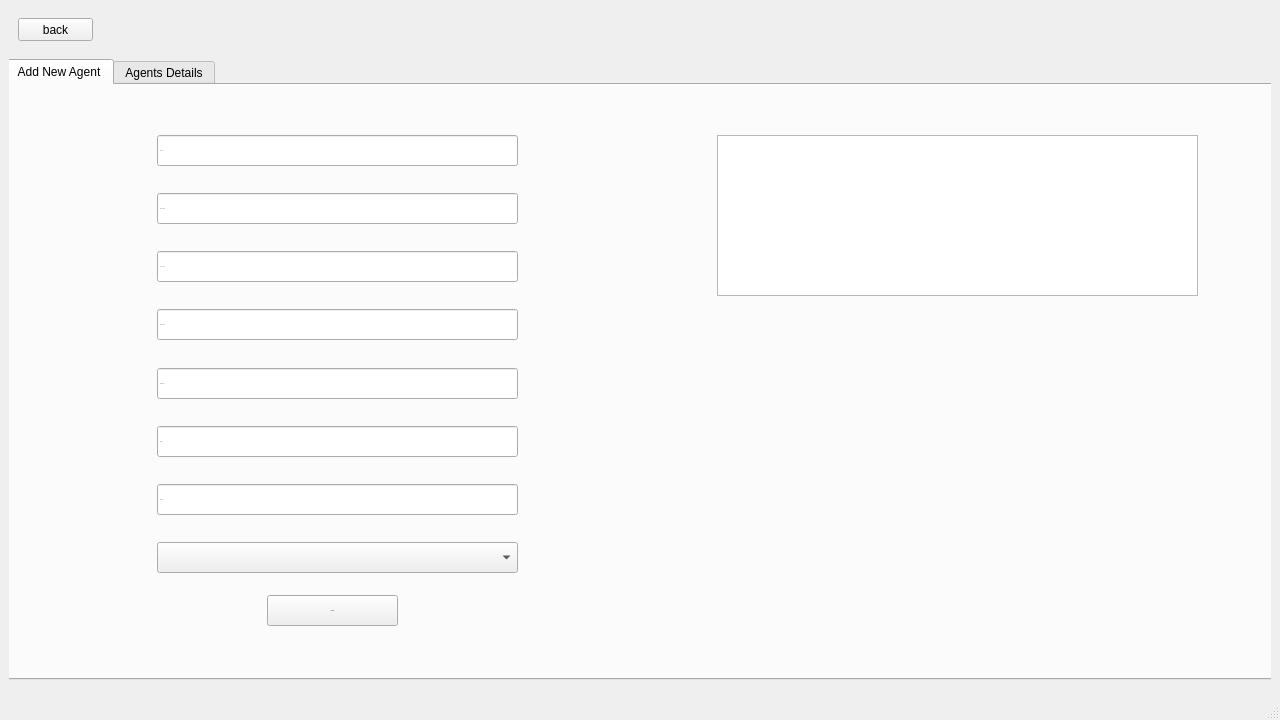
Old version of the form mainwindow.ui in the repository WiremuBT/CS106GroupProject.
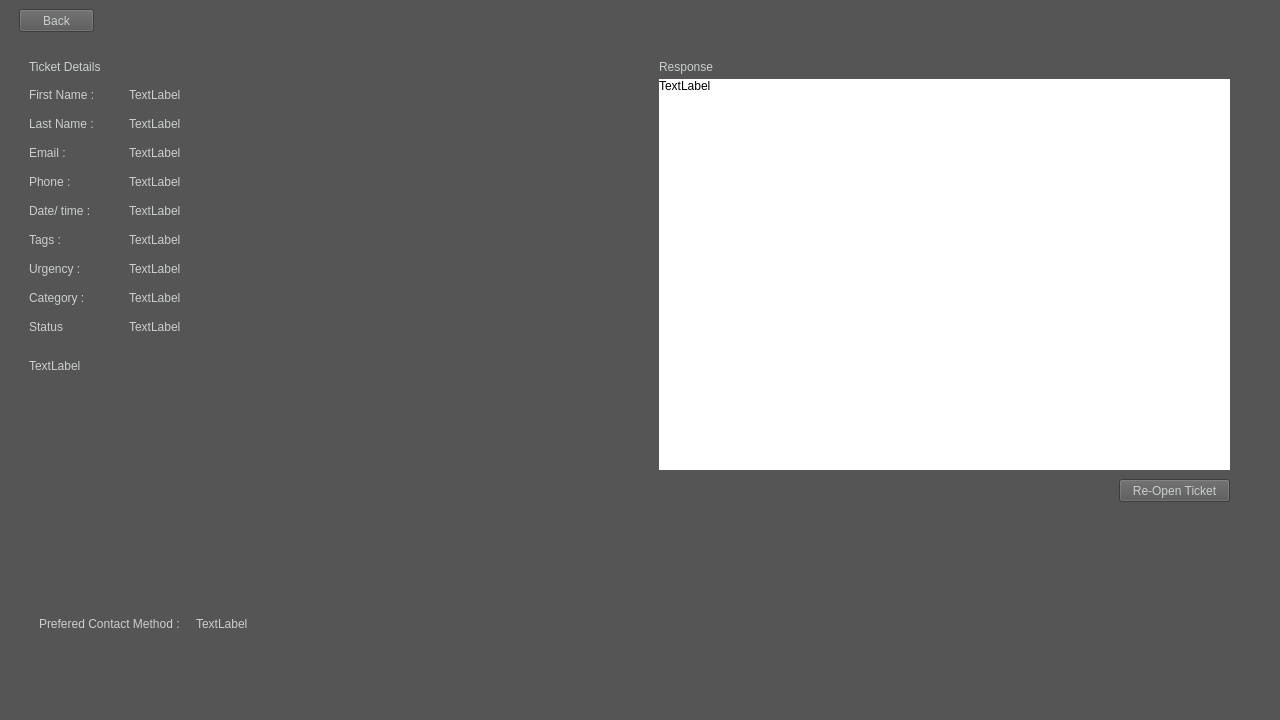
New version of the form. The open tabs and pages were chosen to show the change. Icons and pictures are not drawn.

```diff
--- a/mainwindow.ui
+++ b/mainwindow.ui
@@ -15,11 +15,15 @@
   </property>
   <property name="styleSheet">
    <string notr="true">font: 25 14px &quot;Barlow Light&quot;;
-</string>
+background-color:rgb(85, 85, 85);
+color: #CACECE</string>
   </property>
   <widget class="QWidget" name="centralwidget">
+   <property name="styleSheet">
+    <string notr="true"/>
+   </property>
    <layout class="QGridLayout" name="gridLayout">
-    <item row="0" column="0">
+    <item row="1" column="0">
      <widget class="QStackedWidget" name="stackedWidget">
       <property name="styleSheet">
        <string notr="true"/>
@@ -641,7 +645,7 @@
          </rect>
         </property>
         <property name="text">
-         <string>back</string>
+         <string>Back</string>
         </property>
        </widget>
        <widget class="QTabWidget" name="tabWidget_3">
@@ -653,6 +657,9 @@
           <height>621</height>
          </rect>
         </property>
+        <property name="styleSheet">
+         <string notr="true">color: rgb(149, 156, 157);</string>
+        </property>
         <property name="currentIndex">
          <number>0</number>
         </property>
@@ -678,6 +685,9 @@
             <bold>false</bold>
            </font>
           </property>
+          <property name="currentIndex">
+           <number>-1</number>
+          </property>
           <property name="placeholderText">
            <string>Category</string>
           </property>
@@ -731,6 +741,10 @@
             <bold>false</bold>
            </font>
           </property>
+          <property name="styleSheet">
+           <string notr="true">background-color: rgb(255, 255, 255);
+color: rgb(0, 0, 0);</string>
+          </property>
           <property name="placeholderText">
            <string>First Name</string>
           </property>
@@ -781,6 +795,10 @@
             <bold>false</bold>
            </font>
           </property>
+          <property name="styleSheet">
+           <string notr="true">background-color: rgb(255, 255, 255);
+color: rgb(0, 0, 0);</string>
+          </property>
           <property name="placeholderText">
            <string>Phone</string>
           </property>
@@ -809,6 +827,10 @@
             <bold>false</bold>
            </font>
           </property>
+          <property name="styleSheet">
+           <string notr="true">background-color: rgb(255, 255, 255);
+color: rgb(0, 0, 0);</string>
+          </property>
           <property name="placeholderText">
            <string>Username</string>
           </property>
@@ -837,6 +859,10 @@
             <bold>false</bold>
            </font>
           </property>
+          <property name="styleSheet">
+           <string notr="true">background-color: rgb(255, 255, 255);
+color: rgb(0, 0, 0);</string>
+          </property>
           <property name="frame">
            <bool>true</bool>
           </property>
@@ -868,6 +894,10 @@
             <bold>false</bold>
            </font>
           </property>
+          <property name="styleSheet">
+           <string notr="true">background-color: rgb(255, 255, 255);
+color: rgb(0, 0, 0);</string>
+          </property>
           <property name="placeholderText">
            <string>Last Name</string>
           </property>
@@ -896,6 +926,10 @@
             <bold>false</bold>
            </font>
           </property>
+          <property name="styleSheet">
+           <string notr="true">background-color: rgb(255, 255, 255);
+color: rgb(0, 0, 0);</string>
+          </property>
           <property name="placeholderText">
            <string>Password</string>
           </property>
@@ -924,6 +958,10 @@
             <bold>false</bold>
            </font>
           </property>
+          <property name="styleSheet">
+           <string notr="true">background-color: rgb(255, 255, 255);
+color: rgb(0, 0, 0);</string>
+          </property>
           <property name="placeholderText">
            <string>User ID</string>
           </property>
@@ -934,9 +972,13 @@
             <x>710</x>
             <y>50</y>
             <width>481</width>
-            <height>161</height>
+            <height>331</height>
            </rect>
           </property>
+          <property name="styleSheet">
+           <string notr="true">background-color: rgb(255, 255, 255);
+color: rgb(0, 0, 0);</string>
+          </property>
          </widget>
         </widget>
         <widget class="QWidget" name="tab_9">
@@ -980,6 +1022,25 @@
           </layout>
          </widget>
         </widget>
+        <widget class="QWidget" name="tab_10">
+         <attribute name="title">
+          <string>Closed Tickets</string>
+         </attribute>
+         <widget class="QListWidget" name="listWidget_2">
+          <property name="geometry">
+           <rect>
+            <x>20</x>
+            <y>10</y>
+            <width>611</width>
+            <height>561</height>
+           </rect>
+          </property>
+          <property name="styleSheet">
+           <string notr="true">background-color: rgb(255, 255, 255);
+color: rgb(0, 0, 0);</string>
+          </property>
+         </widget>
+        </widget>
        </widget>
       </widget>
       <widget class="QWidget" name="AGENT_PAGE">
@@ -2478,6 +2539,419 @@
         </property>
        </widget>
       </widget>
+      <widget class="QWidget" name="TICKET_PROCESS_4">
+       <widget class="QPushButton" name="pushButton_30">
+        <property name="geometry">
+         <rect>
+          <x>10</x>
+          <y>0</y>
+          <width>75</width>
+          <height>23</height>
+         </rect>
+        </property>
+        <property name="text">
+         <string>Back</string>
+        </property>
+       </widget>
+       <widget class="QWidget" name="layoutWidget_9">
+        <property name="geometry">
+         <rect>
+          <x>20</x>
+          <y>600</y>
+          <width>231</width>
+          <height>31</height>
+         </rect>
+        </property>
+        <layout class="QHBoxLayout" name="horizontalLayout_11">
+         <item>
+          <widget class="QLabel" name="label_60">
+           <property name="sizePolicy">
+            <sizepolicy hsizetype="Fixed" vsizetype="Fixed">
+             <horstretch>0</horstretch>
+             <verstretch>0</verstretch>
+            </sizepolicy>
+           </property>
+           <property name="text">
+            <string>Prefered Contact Method :</string>
+           </property>
+          </widget>
+         </item>
+         <item>
+          <widget class="QLabel" name="TicketResponse_8">
+           <property name="sizePolicy">
+            <sizepolicy hsizetype="Fixed" vsizetype="Fixed">
+             <horstretch>0</horstretch>
+             <verstretch>0</verstretch>
+            </sizepolicy>
+           </property>
+           <property name="text">
+            <string>TextLabel</string>
+           </property>
+          </widget>
+         </item>
+        </layout>
+       </widget>
+       <widget class="QWidget" name="layoutWidget_10">
+        <property name="geometry">
+         <rect>
+          <x>120</x>
+          <y>70</y>
+          <width>511</width>
+          <height>271</height>
+         </rect>
+        </property>
+        <layout class="QVBoxLayout" name="verticalLayout_21">
+         <item>
+          <widget class="QLabel" name="TicketfName_6">
+           <property name="sizePolicy">
+            <sizepolicy hsizetype="Fixed" vsizetype="Fixed">
+             <horstretch>0</horstretch>
+             <verstretch>0</verstretch>
+            </sizepolicy>
+           </property>
+           <property name="text">
+            <string>TextLabel</string>
+           </property>
+           <property name="alignment">
+            <set>Qt::AlignLeading|Qt::AlignLeft|Qt::AlignVCenter</set>
+           </property>
+          </widget>
+         </item>
+         <item>
+          <widget class="QLabel" name="TicketlName_6">
+           <property name="sizePolicy">
+            <sizepolicy hsizetype="Fixed" vsizetype="Fixed">
+             <horstretch>0</horstretch>
+             <verstretch>0</verstretch>
+            </sizepolicy>
+           </property>
+           <property name="text">
+            <string>TextLabel</string>
+           </property>
+          </widget>
+         </item>
+         <item>
+          <widget class="QLabel" name="TicketEmail_6">
+           <property name="sizePolicy">
+            <sizepolicy hsizetype="Fixed" vsizetype="Fixed">
+             <horstretch>0</horstretch>
+             <verstretch>0</verstretch>
+            </sizepolicy>
+           </property>
+           <property name="text">
+            <string>TextLabel</string>
+           </property>
+          </widget>
+         </item>
+         <item>
+          <widget class="QLabel" name="TicketPhone_6">
+           <property name="sizePolicy">
+            <sizepolicy hsizetype="Fixed" vsizetype="Fixed">
+             <horstretch>0</horstretch>
+             <verstretch>0</verstretch>
+            </sizepolicy>
+           </property>
+           <property name="text">
+            <string>TextLabel</string>
+           </property>
+          </widget>
+         </item>
+         <item>
+          <widget class="QLabel" name="TicketTime_6">
+           <property name="sizePolicy">
+            <sizepolicy hsizetype="Fixed" vsizetype="Fixed">
+             <horstretch>0</horstretch>
+             <verstretch>0</verstretch>
+            </sizepolicy>
+           </property>
+           <property name="text">
+            <string>TextLabel</string>
+           </property>
+          </widget>
+         </item>
+         <item>
+          <widget class="QLabel" name="TicketTags_6">
+           <property name="sizePolicy">
+            <sizepolicy hsizetype="Fixed" vsizetype="Fixed">
+             <horstretch>0</horstretch>
+             <verstretch>0</verstretch>
+            </sizepolicy>
+           </property>
+           <property name="text">
+            <string>TextLabel</string>
+           </property>
+          </widget>
+         </item>
+         <item>
+          <widget class="QLabel" name="TicketUrgency_6">
+           <property name="sizePolicy">
+            <sizepolicy hsizetype="Fixed" vsizetype="Fixed">
+             <horstretch>0</horstretch>
+             <verstretch>0</verstretch>
+            </sizepolicy>
+           </property>
+           <property name="text">
+            <string>TextLabel</string>
+           </property>
+          </widget>
+         </item>
+         <item>
+          <widget class="QLabel" name="TicketCategory_6">
+           <property name="sizePolicy">
+            <sizepolicy hsizetype="Fixed" vsizetype="Fixed">
+             <horstretch>0</horstretch>
+             <verstretch>0</verstretch>
+            </sizepolicy>
+           </property>
+           <property name="text">
+            <string>TextLabel</string>
+           </property>
+          </widget>
+         </item>
+         <item>
+          <widget class="QLabel" name="TicketSupport_6">
+           <property name="sizePolicy">
+            <sizepolicy hsizetype="Fixed" vsizetype="Fixed">
+             <horstretch>0</horstretch>
+             <verstretch>0</verstretch>
+            </sizepolicy>
+           </property>
+           <property name="text">
+            <string>TextLabel</string>
+           </property>
+          </widget>
+         </item>
+        </layout>
+       </widget>
+       <widget class="QWidget" name="layoutWidget_11">
+        <property name="geometry">
+         <rect>
+          <x>20</x>
+          <y>70</y>
+          <width>91</width>
+          <height>271</height>
+         </rect>
+        </property>
+        <layout class="QVBoxLayout" name="verticalLayout_22">
+         <item>
+          <widget class="QLabel" name="label_80">
+           <property name="sizePolicy">
+            <sizepolicy hsizetype="Fixed" vsizetype="Fixed">
+             <horstretch>0</horstretch>
+             <verstretch>0</verstretch>
+            </sizepolicy>
+           </property>
+           <property name="text">
+            <string>First Name :</string>
+           </property>
+          </widget>
+         </item>
+         <item>
+          <widget class="QLabel" name="label_81">
+           <property name="sizePolicy">
+            <sizepolicy hsizetype="Fixed" vsizetype="Fixed">
+             <horstretch>0</horstretch>
+             <verstretch>0</verstretch>
+            </sizepolicy>
+           </property>
+           <property name="text">
+            <string>Last Name :</string>
+           </property>
+          </widget>
+         </item>
+         <item>
+          <widget class="QLabel" name="label_82">
+           <property name="sizePolicy">
+            <sizepolicy hsizetype="Fixed" vsizetype="Fixed">
+             <horstretch>0</horstretch>
+             <verstretch>0</verstretch>
+            </sizepolicy>
+           </property>
+           <property name="text">
+            <string>Email :</string>
+           </property>
+          </widget>
+         </item>
+         <item>
+          <widget class="QLabel" name="label_83">
+           <property name="sizePolicy">
+            <sizepolicy hsizetype="Fixed" vsizetype="Fixed">
+             <horstretch>0</horstretch>
+             <verstretch>0</verstretch>
+            </sizepolicy>
+           </property>
+           <property name="text">
+            <string>Phone :</string>
+           </property>
+          </widget>
+         </item>
+         <item>
+          <widget class="QLabel" name="label_84">
+           <property name="sizePolicy">
+            <sizepolicy hsizetype="Fixed" vsizetype="Fixed">
+             <horstretch>0</horstretch>
+             <verstretch>0</verstretch>
+            </sizepolicy>
+           </property>
+           <property name="text">
+            <string>Date/ time :</string>
+           </property>
+          </widget>
+         </item>
+         <item>
+          <widget class="QLabel" name="label_85">
+           <property name="sizePolicy">
+            <sizepolicy hsizetype="Fixed" vsizetype="Fixed">
+             <horstretch>0</horstretch>
+             <verstretch>0</verstretch>
+            </sizepolicy>
+           </property>
+           <property name="text">
+            <string>Tags :</string>
+           </property>
+          </widget>
+         </item>
+         <item>
+          <widget class="QLabel" name="label_86">
+           <property name="sizePolicy">
+            <sizepolicy hsizetype="Fixed" vsizetype="Fixed">
+             <horstretch>0</horstretch>
+             <verstretch>0</verstretch>
+            </sizepolicy>
+           </property>
+           <property name="text">
+            <string>Urgency :</string>
+           </property>
+          </widget>
+         </item>
+         <item>
+          <widget class="QLabel" name="label_87">
+           <property name="sizePolicy">
+            <sizepolicy hsizetype="Fixed" vsizetype="Fixed">
+             <horstretch>0</horstretch>
+             <verstretch>0</verstretch>
+            </sizepolicy>
+           </property>
+           <property name="text">
+            <string>Category :</string>
+           </property>
+          </widget>
+         </item>
+         <item>
+          <widget class="QLabel" name="label_88">
+           <property name="sizePolicy">
+            <sizepolicy hsizetype="Fixed" vsizetype="Fixed">
+             <horstretch>0</horstretch>
+             <verstretch>0</verstretch>
+            </sizepolicy>
+           </property>
+           <property name="text">
+            <string>Status</string>
+           </property>
+          </widget>
+         </item>
+        </layout>
+       </widget>
+       <widget class="QLabel" name="TicketResponse_9">
+        <property name="geometry">
+         <rect>
+          <x>650</x>
+          <y>70</y>
+          <width>571</width>
+          <height>391</height>
+         </rect>
+        </property>
+        <property name="sizePolicy">
+         <sizepolicy hsizetype="Fixed" vsizetype="Fixed">
+          <horstretch>0</horstretch>
+          <verstretch>0</verstretch>
+         </sizepolicy>
+        </property>
+        <property name="layoutDirection">
+         <enum>Qt::LeftToRight</enum>
+        </property>
+        <property name="styleSheet">
+         <string notr="true">background-color:rgb(255, 255, 255);
+color: rgb(0, 0, 0);</string>
+        </property>
+        <property name="text">
+         <string>TextLabel</string>
+        </property>
+        <property name="alignment">
+         <set>Qt::AlignLeading|Qt::AlignLeft|Qt::AlignTop</set>
+        </property>
+        <property name="wordWrap">
+         <bool>true</bool>
+        </property>
+       </widget>
+       <widget class="QLabel" name="TicketDis_4">
+        <property name="geometry">
+         <rect>
+          <x>20</x>
+          <y>350</y>
+          <width>611</width>
+          <height>241</height>
+         </rect>
+        </property>
+        <property name="sizePolicy">
+         <sizepolicy hsizetype="Fixed" vsizetype="Fixed">
+          <horstretch>0</horstretch>
+          <verstretch>0</verstretch>
+         </sizepolicy>
+        </property>
+        <property name="layoutDirection">
+         <enum>Qt::LeftToRight</enum>
+        </property>
+        <property name="text">
+         <string>TextLabel</string>
+        </property>
+        <property name="alignment">
+         <set>Qt::AlignLeading|Qt::AlignLeft|Qt::AlignTop</set>
+        </property>
+        <property name="wordWrap">
+         <bool>true</bool>
+        </property>
+       </widget>
+       <widget class="QLabel" name="label_89">
+        <property name="geometry">
+         <rect>
+          <x>650</x>
+          <y>50</y>
+          <width>431</width>
+          <height>16</height>
+         </rect>
+        </property>
+        <property name="text">
+         <string>Response</string>
+        </property>
+       </widget>
+       <widget class="QLabel" name="label_90">
+        <property name="geometry">
+         <rect>
+          <x>20</x>
+          <y>50</y>
+          <width>111</width>
+          <height>16</height>
+         </rect>
+        </property>
+        <property name="text">
+         <string>Ticket Details</string>
+        </property>
+       </widget>
+       <widget class="QPushButton" name="pushButton_31">
+        <property name="geometry">
+         <rect>
+          <x>1110</x>
+          <y>470</y>
+          <width>111</width>
+          <height>23</height>
+         </rect>
+        </property>
+        <property name="text">
+         <string>Re-Open Ticket</string>
+        </property>
+       </widget>
+      </widget>
      </widget>
     </item>
    </layout>
```
Left out of the diff: 407 changed lines with no effect on the pictures.
